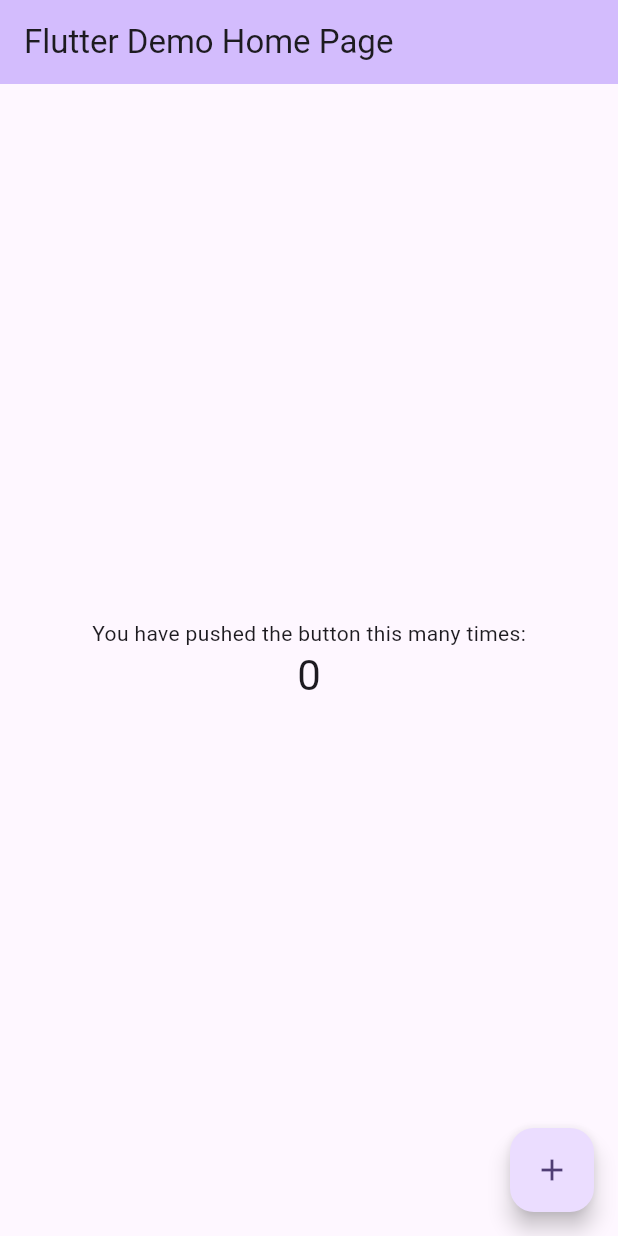
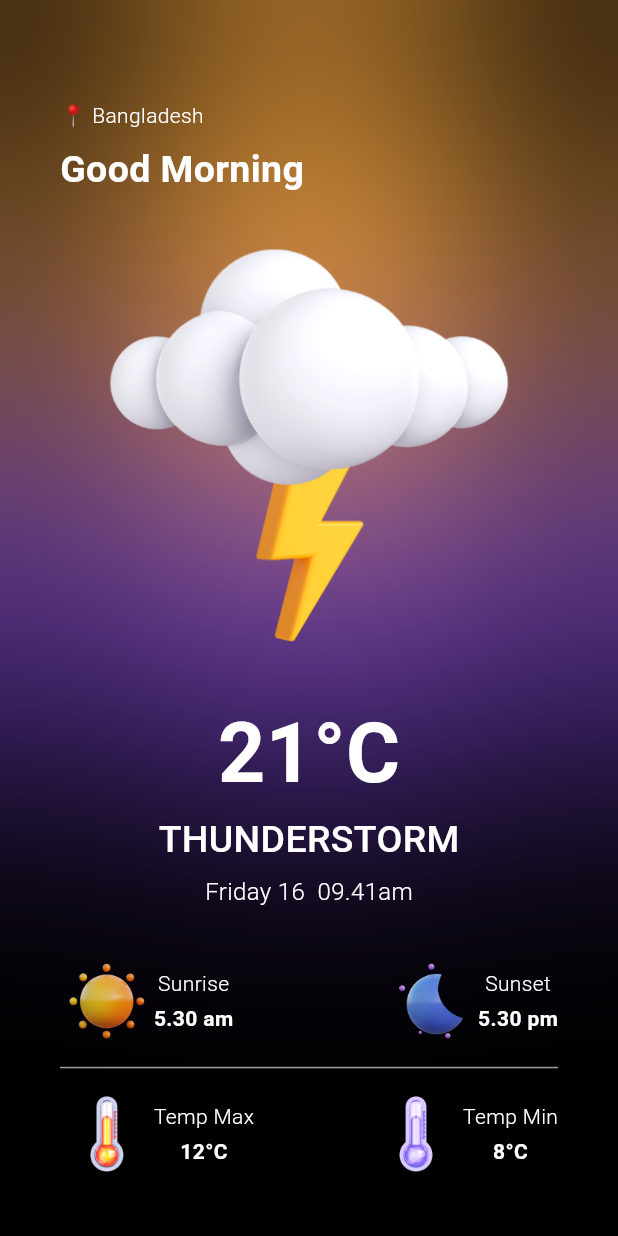
Before and after one commit to raihanislam-71/weather_app, a Flutter app: the screen it shows after launch, on a phone screen of 412 x 824 dp. Run offline on Flutter 3.47's test engine with Material 3 defaults, Android fonts, the phone set to English and light mode, and no system bars; our stand-ins replace material_ui.

Commit message:
Add HomeScreen widget for weather display

```diff
--- a/lib/main.dart
+++ b/lib/main.dart
@@ -1,4 +1,5 @@
 import 'package:material_ui/material_ui.dart';
+import 'package:weather_app/screens/home_screens.dart';
 
 void main() {
   runApp(const MyApp());
@@ -7,116 +8,11 @@ void main() {
 class MyApp extends StatelessWidget {
   const MyApp({super.key});
 
-  // This widget is the root of your application.
   @override
   Widget build(BuildContext context) {
     return MaterialApp(
-      title: 'Flutter Demo',
-      theme: ThemeData(
-        // This is the theme of your application.
-        //
-        // TRY THIS: Try running your application with "flutter run". You'll see
-        // the application has a purple toolbar. Then, without quitting the app,
-        // try changing the seedColor in the colorScheme below to Colors.green
-        // and then invoke "hot reload" (save your changes or press the "hot
-        // reload" button in a Flutter-supported IDE, or press "r" if you used
-        // the command line to start the app).
-        //
-        // Notice that the counter didn't reset back to zero; the application
-        // state is not lost during the reload. To reset the state, use hot
-        // restart instead.
-        //
-        // This works for code too, not just values: Most code changes can be
-        // tested with just a hot reload.
-        colorScheme: .fromSeed(seedColor: Colors.deepPurple),
-      ),
-      home: const MyHomePage(title: 'Flutter Demo Home Page'),
+
+      home: const HomeScreen(),
     );
   }
 }
-
-class MyHomePage extends StatefulWidget {
-  const MyHomePage({super.key, required this.title});
-
-  // This widget is the home page of your application. It is stateful, meaning
-  // that it has a State object (defined below) that contains fields that affect
-  // how it looks.
-
-  // This class is the configuration for the state. It holds the values (in this
-  // case the title) provided by the parent (in this case the App widget) and
-  // used by the build method of the State. Fields in a Widget subclass are
-  // always marked "final".
-
-  final String title;
-
-  @override
-  State<MyHomePage> createState() => _MyHomePageState();
-}
-
-class _MyHomePageState extends State<MyHomePage> {
-  int _counter = 0;
-
-  void _incrementCounter() {
-    setState(() {
-      // This call to setState tells the Flutter framework that something has
-      // changed in this State, which causes it to rerun the build method below
-      // so that the display can reflect the updated values. If we changed
-      // _counter without calling setState(), then the build method would not be
-      // called again, and so nothing would appear to happen.
-      _counter++;
-    });
-  }
-
-  @override
-  Widget build(BuildContext context) {
-    // This method is rerun every time setState is called, for instance as done
-    // by the _incrementCounter method above.
-    //
-    // The Flutter framework has been optimized to make rerunning build methods
-    // fast, so that you can just rebuild anything that needs updating rather
-    // than having to individually change instances of widgets.
-    return Scaffold(
-      appBar: AppBar(
-        // TRY THIS: Try changing the color here to a specific color (to
-        // Colors.amber, perhaps?) and trigger a hot reload to see the AppBar
-        // change color while the other colors stay the same.
-        backgroundColor: Theme.of(context).colorScheme.inversePrimary,
-        // Here we take the value from the MyHomePage object that was created by
-        // the App.build method, and use it to set our appbar title.
-        title: Text(widget.title),
-      ),
-      body: Center(
-        // Center is a layout widget. It takes a single child and positions it
-        // in the middle of the parent.
-        child: Column(
-          // Column is also a layout widget. It takes a list of children and
-          // arranges them vertically. By default, it sizes itself to fit its
-          // children horizontally, and tries to be as tall as its parent.
-          //
-          // Column has various properties to control how it sizes itself and
-          // how it positions its children. Here we use mainAxisAlignment to
-          // center the children vertically; the main axis here is the vertical
-          // axis because Columns are vertical (the cross axis would be
-          // horizontal).
-          //
-          // TRY THIS: Invoke "debug painting" (choose the "Toggle Debug Paint"
-          // action in the IDE, or press "p" in the console), to see the
-          // wireframe for each widget.
-          mainAxisAlignment: .center,
-          children: [
-            const Text('You have pushed the button this many times:'),
-            Text(
-              '$_counter',
-              style: Theme.of(context).textTheme.headlineMedium,
-            ),
-          ],
-        ),
-      ),
-      floatingActionButton: FloatingActionButton(
-        onPressed: _incrementCounter,
-        tooltip: 'Increment',
-        child: const Icon(Icons.add),
-      ),
-    );
-  }
-}
--- /dev/null
+++ b/lib/screens/home_screens.dart
@@ -0,0 +1,195 @@
+import 'dart:ui';
+
+import 'package:flutter/services.dart';
+import 'package:material_ui/material_ui.dart';
+
+class HomeScreen extends StatelessWidget {
+  const HomeScreen({super.key});
+
+  @override
+  Widget build(BuildContext context) {
+    return Scaffold(
+      backgroundColor: Colors.black,
+      extendBodyBehindAppBar: true,
+      appBar: AppBar(
+        backgroundColor: Colors.transparent,
+        elevation: 0,
+        systemOverlayStyle: const SystemUiOverlayStyle(
+          statusBarBrightness: Brightness.dark,
+        ),
+      ),
+      body: Padding(
+        padding: const EdgeInsetsGeometry.fromLTRB(
+          40,
+          1.2 * kToolbarHeight,
+          40,
+          20,
+        ),
+        child: SizedBox(
+          height: MediaQuery.of(context).size.height,
+          child: Stack(
+            children: [
+              Align(
+                alignment: AlignmentDirectional(3, -0.3),
+                child: Container(
+                  height: 300,
+                  width: 300,
+                  decoration: BoxDecoration(
+                    shape: BoxShape.circle,
+                    color: Colors.deepPurple,
+                  ),
+                ),
+              ),
+              Align(
+                alignment: AlignmentDirectional(-3, -0.3),
+                child: Container(
+                  height: 300,
+                  width: 300,
+                  decoration: BoxDecoration(
+                    shape: BoxShape.circle,
+                    color: Color(0xFF673AB7),
+                  ),
+                ),
+              ),
+              Align(
+                alignment: AlignmentDirectional(0, -1.2),
+                child: Container(
+                  height: 300,
+                  width: 300,
+                  decoration: BoxDecoration(
+                    shape: BoxShape.circle,
+                    color: Color(0xFFFFAB40),
+                  ),
+                ),
+              ),
+              BackdropFilter(
+                filter: ImageFilter.blur(sigmaX: 100.0, sigmaY: 100.0),
+                child: Container(
+                  decoration: const BoxDecoration(color: Colors.transparent),
+                ),
+              ),
+              SizedBox(
+                width: MediaQuery.of(context).size.width,
+                height: MediaQuery.of(context).size.height,
+                child: Column(
+                  crossAxisAlignment: CrossAxisAlignment.start,
+                  children: [
+                    Text(
+                      '📍 Bangladesh',
+                      style: TextStyle(color: Colors.white, fontWeight: .w300),
+                    ),
+                    SizedBox(height: 8),
+                    Text(
+                      'Good Morning',
+                      style: TextStyle(
+                        color: Colors.white,
+                        fontSize: 25,
+                        fontWeight: .bold,
+                      ),
+                    ),
+                    Image.asset('assets/1.png'),
+
+                    const Center(
+                      child: Text(
+                        '21°C',
+                        style: TextStyle(
+                          color: Colors.white,
+                          fontSize: 55,
+                          fontWeight: .w600,
+                        ),
+                      ),
+                    ),
+
+                    const Center(
+                      child: Text(
+                        'THUNDERSTORM',
+                        style: TextStyle(
+                          color: Colors.white,
+                          fontSize: 25,
+                          fontWeight: .w500,
+                        ),
+                      ),
+                    ),
+                    const SizedBox(height: 5),
+                    const Center(
+                      child: Text(
+                        'Friday 16  09.41am',
+                        style: TextStyle(
+                          color: Colors.white,
+                          fontSize: 16,
+                          fontWeight: .w300,
+                        ),
+                      ),
+                    ),
+                    const SizedBox(height: 30),
+
+                    Row(
+                      mainAxisAlignment: MainAxisAlignment.spaceBetween,
+                      children: [
+                        _buildWeatherInfoRow(
+                          iconPath: 'assets/11.png',
+                          label: 'Sunrise',
+                          time: '5.30 am',
+                        ),
+                        _buildWeatherInfoRow(
+                          iconPath: 'assets/12.png',
+                          label: 'Sunset',
+                          time: '5.30 pm',
+                        ),
+                      ],
+                    ),
+                    const Padding(
+                      padding: EdgeInsets.symmetric(vertical: 5.0),
+                      child: Divider(color: Colors.grey),
+                    ),
+
+                    Row(
+                      mainAxisAlignment: MainAxisAlignment.spaceBetween,
+                      children: [
+                        _buildWeatherInfoRow(
+                          iconPath: 'assets/13.png',
+                          label: 'Temp Max',
+                          time: '12°C',
+                        ),
+                        _buildWeatherInfoRow(
+                          iconPath: 'assets/14.png',
+                          label: 'Temp Min',
+                          time: '8°C',
+                        ),
+                      ],
+                    ),
+                  ],
+                ),
+              ),
+            ],
+          ),
+        ),
+      ),
+    );
+  }
+
+  Widget _buildWeatherInfoRow({
+    required String iconPath,
+    required String label,
+    required String time,
+  }) {
+    return Row(
+      children: [
+        Image.asset(iconPath, scale: 8),
+        Column(
+          children: [
+            Text(
+              label,
+              style: TextStyle(color: Colors.white, fontWeight: .w300),
+            ),
+            SizedBox(height: 3),
+            Text(
+              time,
+              style: TextStyle(color: Colors.white, fontWeight: .w700),
+            ),
+          ],
+        ),
+      ],
+    );
+  }
+}
```
